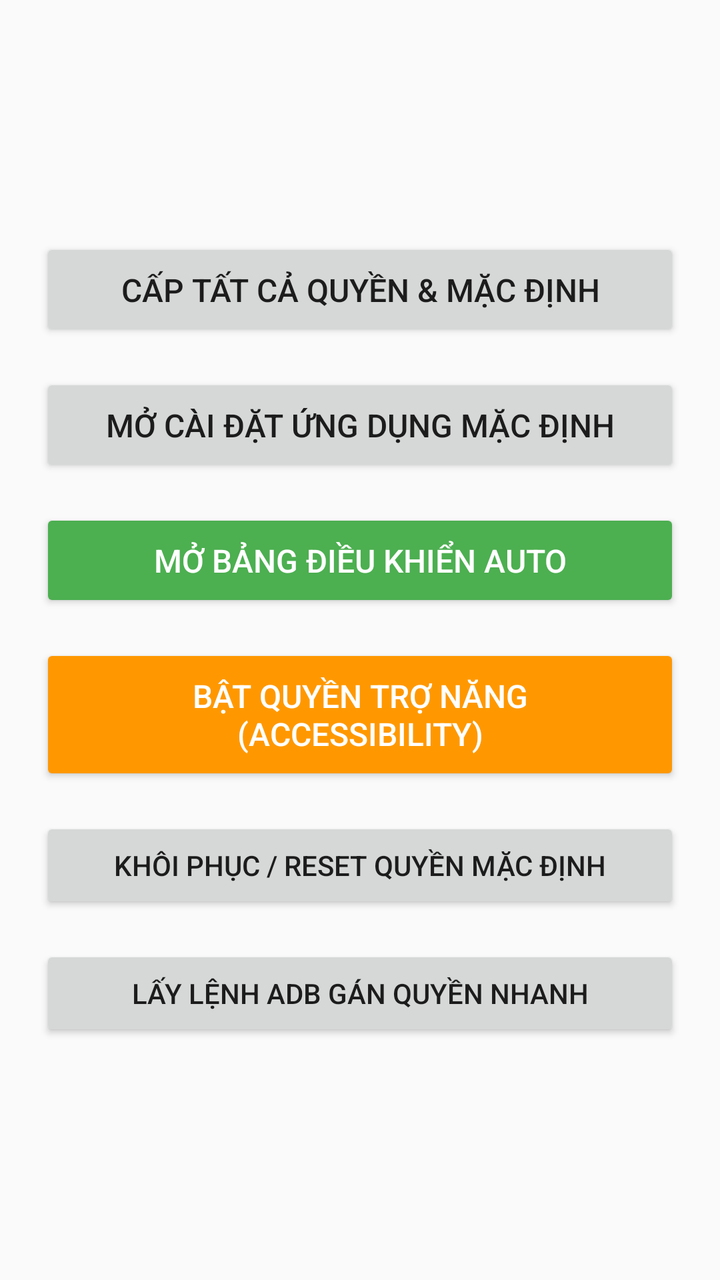
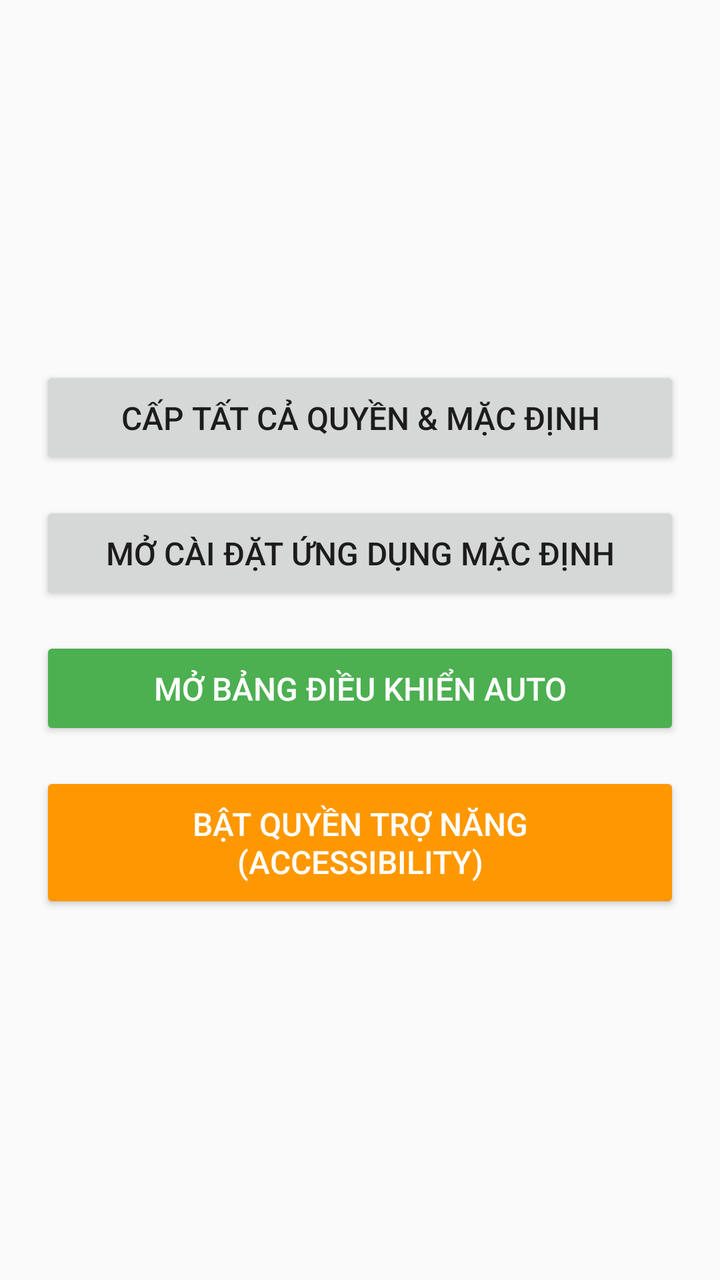

Screens rendered from an Android XML layout before and after an edit, with the pre-edit source and the edit as a unified diff.
<!-- AndroidManifest.xml: application theme Theme.AppCompat.Light.NoActionBar -->
<!-- res/layout/activity_main.xml -->
<LinearLayout xmlns:android="http://schemas.android.com/apk/res/android"
    android:layout_width="match_parent"
    android:layout_height="match_parent"
    android:gravity="center"
    android:orientation="vertical"
    android:padding="20dp">

    <Button
        android:id="@+id/btnGrantPermissions"
        android:layout_width="match_parent"
        android:layout_height="wrap_content"
        android:padding="15dp"
        android:text="Cấp Tất Cả Quyền &amp; Mặc Định"
        android:textSize="16sp" />

    <Button
        android:id="@+id/btnOpenDefaultSettings"
        android:layout_width="match_parent"
        android:layout_height="wrap_content"
        android:layout_marginTop="16dp"
        android:padding="15dp"
        android:text="Mở Cài Đặt Ứng Dụng Mặc Định"
        android:textSize="16sp" />

    
    <Button
        android:id="@+id/btnStartPopup"
        android:layout_width="match_parent"
        android:layout_height="wrap_content"
        android:layout_marginTop="16dp"
        android:backgroundTint="#4CAF50"
        android:padding="15dp"
        android:text="Mở Bảng Điều Khiển Auto"
        android:textColor="#FFFFFF"
        android:textSize="16sp" />

    
    <Button
        android:id="@+id/btnOpenAccessibility"
        android:layout_width="match_parent"
        android:layout_height="wrap_content"
        android:layout_marginTop="16dp"
        android:backgroundTint="#FF9800"
        android:padding="15dp"
        android:text="Bật Quyền Trợ Năng (Accessibility)"
        android:textColor="#FFFFFF"
        android:textSize="16sp" />

    
    <Button
        android:id="@+id/btnResetRole"
        android:layout_width="match_parent"
        android:layout_height="wrap_content"
        android:text="Khôi phục / Reset Quyền Mặc Định"
        android:layout_marginTop="16dp"/>

    
    <Button
        android:id="@+id/btnShowAdbCommand"
        android:layout_width="match_parent"
        android:layout_height="wrap_content"
        android:text="Lấy lệnh ADB gán quyền nhanh"
        android:layout_marginTop="16dp"/>

</LinearLayout>
<!-- resources referenced by this layout -->
<resources>

</resources>

<!-- the commit's change to res/layout/activity_main.xml (unified diff, before → after) -->
@@ -47,19 +47,5 @@
         android:textSize="16sp" />
 
     
-    <Button
-        android:id="@+id/btnResetRole"
-        android:layout_width="match_parent"
-        android:layout_height="wrap_content"
-        android:text="Khôi phục / Reset Quyền Mặc Định"
-        android:layout_marginTop="16dp"/>
-
-    
-    <Button
-        android:id="@+id/btnShowAdbCommand"
-        android:layout_width="match_parent"
-        android:layout_height="wrap_content"
-        android:text="Lấy lệnh ADB gán quyền nhanh"
-        android:layout_marginTop="16dp"/>
 
 </LinearLayout>
